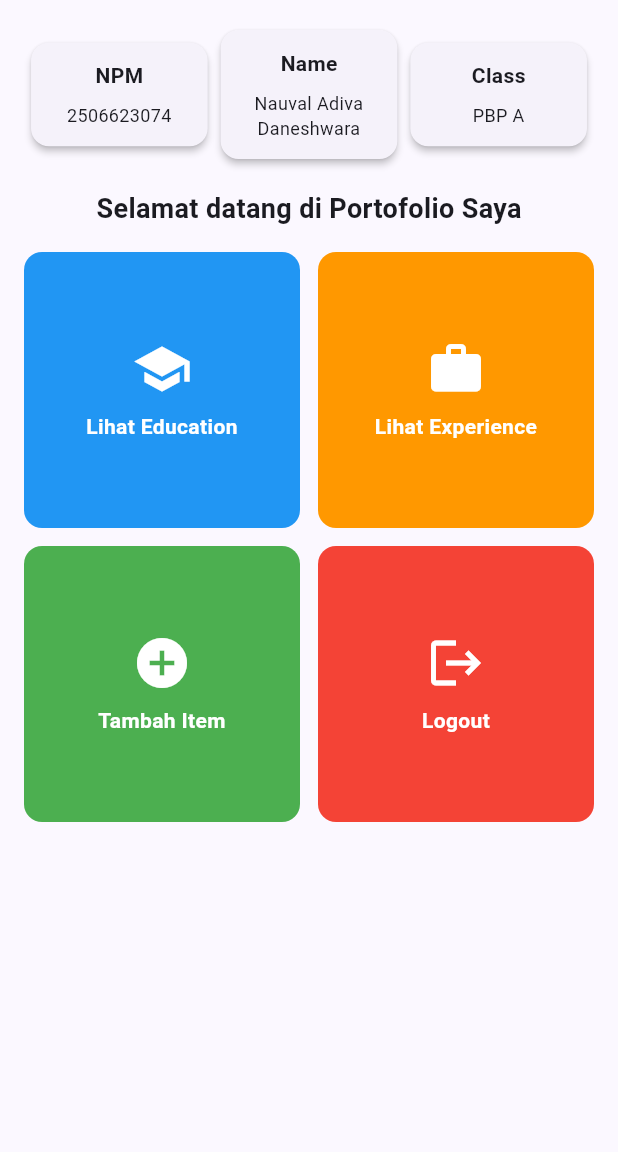
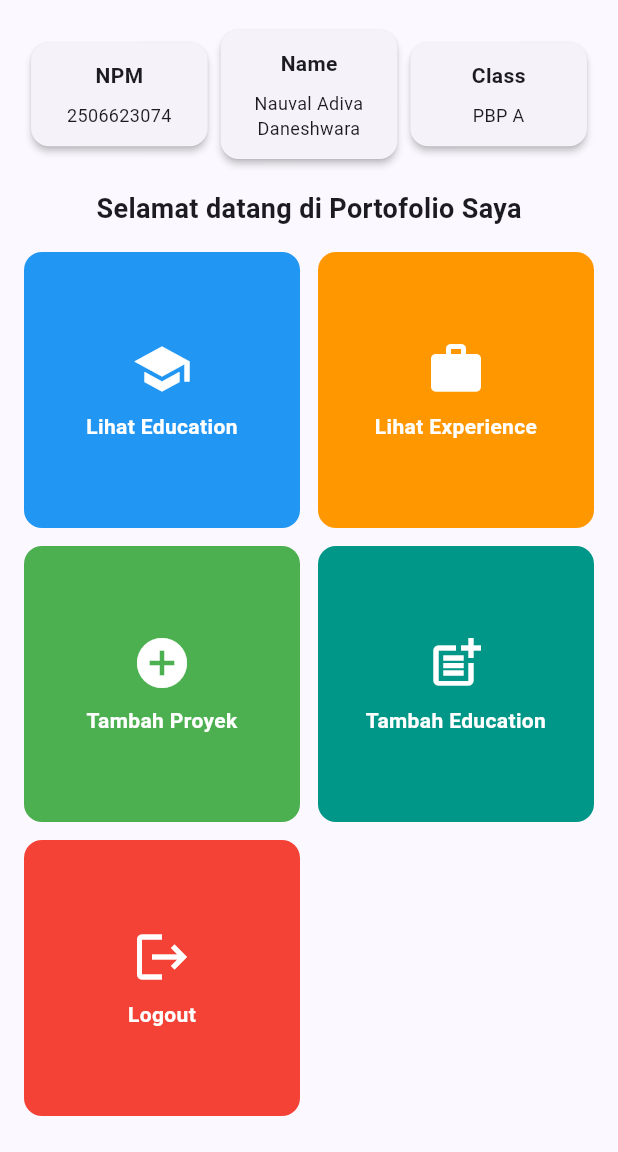
Before and after one commit to daaaniiiissssss/myportofolio_mobile, a Flutter app: the screen it shows after launch, on a phone screen of 412 x 824 dp, the part 84-1236 px from its top. Run offline on Flutter 3.47's test engine with Material 3 defaults, Android fonts, the phone set to English and light mode, and no system bars; our stand-ins replace material_ui.

Commit message:
last edit menu dart

```diff
--- a/lib/screens/menu.dart
+++ b/lib/screens/menu.dart
@@ -21,7 +21,8 @@ class MyHomePage extends StatelessWidget {
   static const List<ItemHomepage> items = [
     ItemHomepage('Lihat Education', Icons.school, Colors.blue),
     ItemHomepage('Lihat Experience', Icons.work, Colors.orange),
-    ItemHomepage('Tambah Item', Icons.add_circle, Colors.green),
+    ItemHomepage('Tambah Proyek', Icons.add_circle, Colors.green),
+    ItemHomepage('Tambah Education', Icons.post_add, Colors.teal),
     ItemHomepage('Logout', Icons.logout, Colors.red),
   ];
 
```
